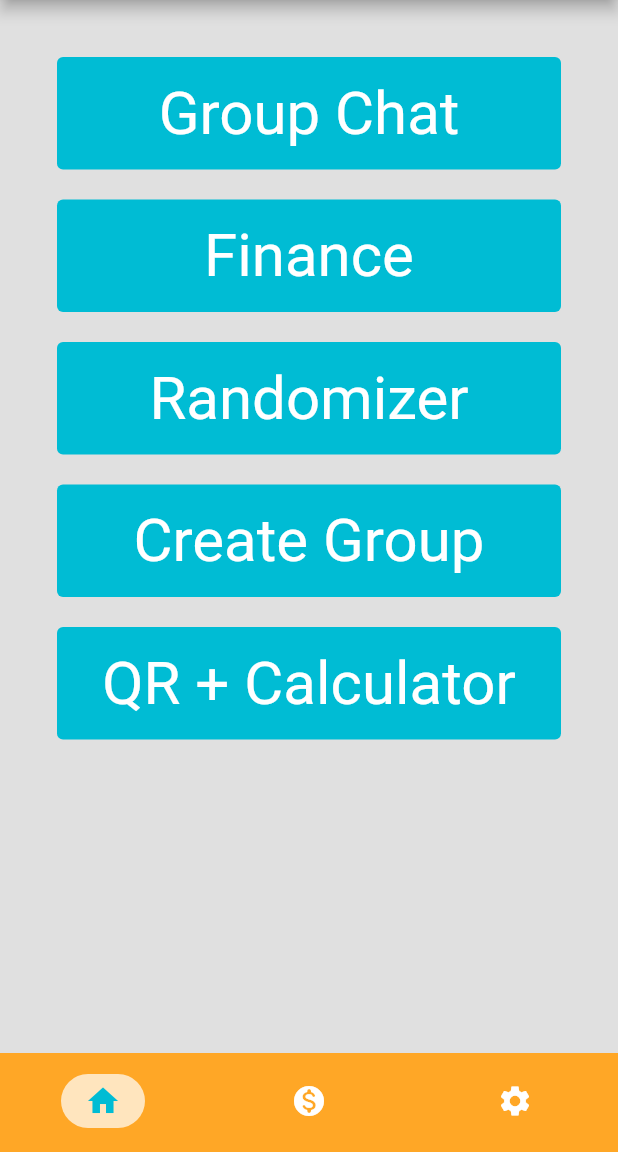
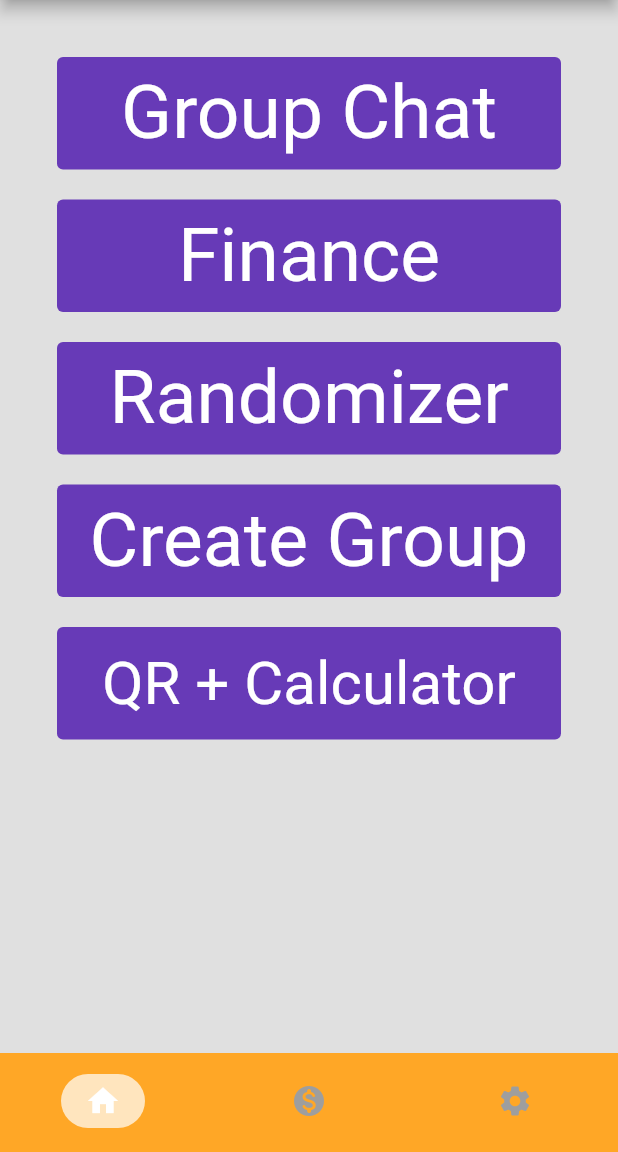
Before and after one commit to shanecalebz/GeTogether, a Flutter app: the BottomNavScreen screen opened directly, on a phone screen of 412 x 824 dp, the part 84-1236 px from its top. Run offline on Flutter 3.47's test engine with Material 2 defaults, Android fonts, the phone set to English and light mode, and no system bars; our stand-ins replace cloud_firestore, firebase_auth, firebase_core, firebase_storage, flutter_fortune_wheel, flutter_rating_bar and 5 more; missing offline and left inert: google_place, qr_code_scanner; accounts and stored records are empty.

```diff
--- a/lib/group_chats/group_features.dart
+++ b/lib/group_chats/group_features.dart
@@ -78,9 +78,9 @@ class _GroupFeatureScreenState extends State<GroupFeatureScreen> {
                 ),
               child: Text('Group Chat'),
               style: TextButton.styleFrom(
-                  textStyle: TextStyle(fontSize: 40),
+                  textStyle: TextStyle(fontSize: 50),
                   primary: Colors.white,
-                  backgroundColor: Colors.cyan),
+                  backgroundColor: Colors.deepPurple),
                       ),
                     ),
                   ),
@@ -95,9 +95,9 @@ class _GroupFeatureScreenState extends State<GroupFeatureScreen> {
                 },
                 child: Text('Finance'),
                 style: TextButton.styleFrom(
-                    textStyle: TextStyle(fontSize: 40),
+                    textStyle: TextStyle(fontSize: 50),
                     primary: Colors.white,
-                    backgroundColor: Colors.cyan),
+                    backgroundColor: Colors.deepPurple),
                     ),
                   ),
                 ),
@@ -112,9 +112,9 @@ class _GroupFeatureScreenState extends State<GroupFeatureScreen> {
                         ),
                         child: Text('Randomizer'),
                         style: TextButton.styleFrom(
-                            textStyle: TextStyle(fontSize: 40),
+                            textStyle: TextStyle(fontSize: 50),
                             primary: Colors.white,
-                            backgroundColor: Colors.cyan),
+                            backgroundColor: Colors.deepPurple),
                       ),
                     ),
                   ),
@@ -130,9 +130,9 @@ class _GroupFeatureScreenState extends State<GroupFeatureScreen> {
                         ),
                         child: Text('Create Group'),
                         style: TextButton.styleFrom(
-                            textStyle: TextStyle(fontSize: 40),
+                            textStyle: TextStyle(fontSize: 50),
                             primary: Colors.white,
-                            backgroundColor: Colors.cyan),
+                            backgroundColor: Colors.deepPurple),
                       ),
                     ),
                   ),
@@ -155,7 +155,7 @@ class _GroupFeatureScreenState extends State<GroupFeatureScreen> {
                         style: TextButton.styleFrom(
                             textStyle: TextStyle(fontSize: 40),
                             primary: Colors.white,
-                            backgroundColor: Colors.cyan),
+                            backgroundColor: Colors.deepPurple),
                       ),
                     ),
                   ),
--- a/lib/screens/bottom_nav_screen.dart
+++ b/lib/screens/bottom_nav_screen.dart
@@ -29,8 +29,8 @@ class _BottomNavScreenState extends State<BottomNavScreen> {
         backgroundColor: Palette.primaryColor,
         showSelectedLabels: false,
         showUnselectedLabels: false,
-        selectedItemColor: Colors.cyan,
-        unselectedItemColor: Colors.white,
+        selectedItemColor: Colors.white,
+        unselectedItemColor: Colors.grey,
         elevation: 0.0,
         items: [Icons.home, Icons.monetization_on_rounded, Icons.settings]
             .asMap()
```
Also changed, not shown: pubspec.yaml (+5 -5 lines), assets/fonts/JosefinSans-Italic-VariableFont_wght.ttf (added), assets/fonts/JosefinSans-VariableFont_wght.ttf (added), assets/fonts/Oswald-VariableFont_wght.ttf (added).
